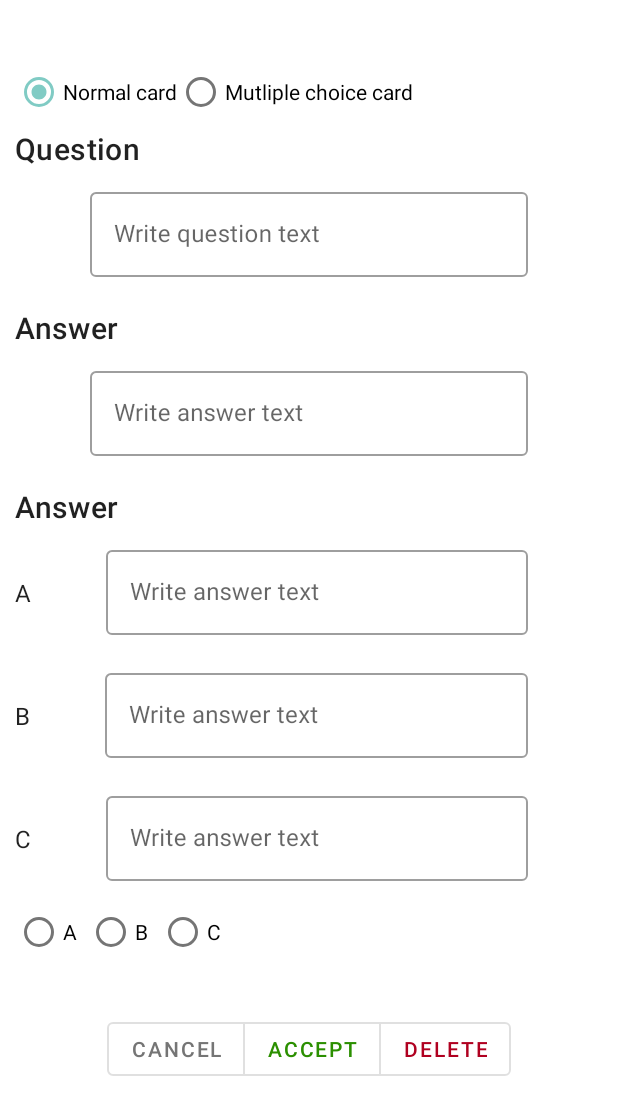
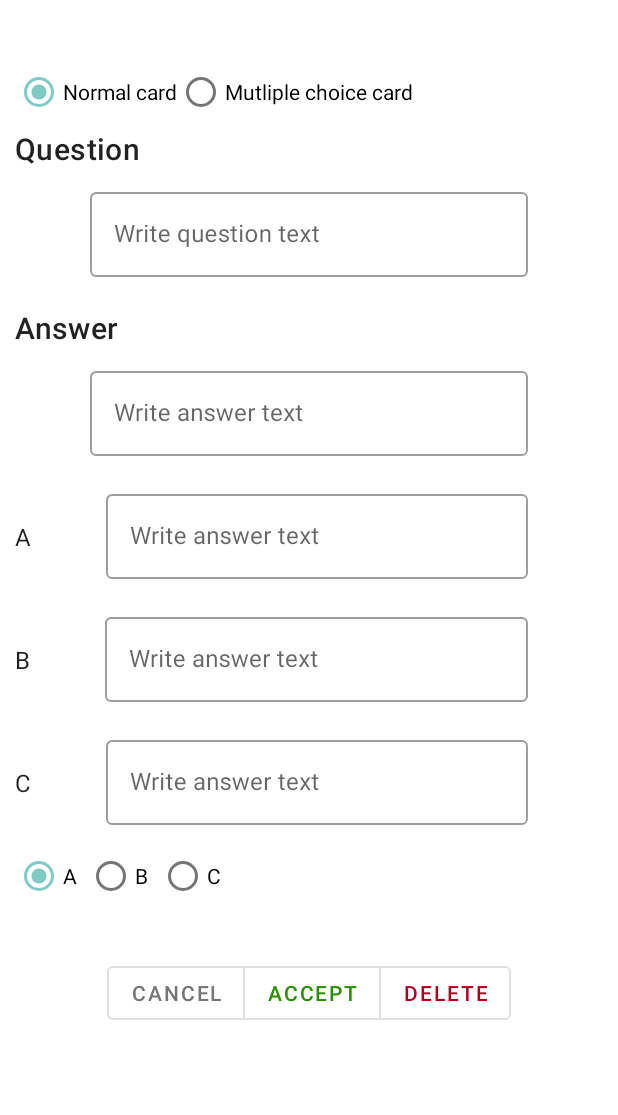
Before and after one commit to jakobve/Cards, an Android app: the fragment CardEditFragment placed in its activity, on a phone screen of 412 x 824 dp. Shown: the top 1115 px of the screen. Run offline under Robolectric (Android 15) with nearby library versions, the phone set to English and light mode, and no system bars; our stand-ins replace Firebase (no records; nobody signed in at launch, a user with empty details on screens opened directly), Timber, data binding, navigation-ui; 7 statements that could not run were skipped.

Commit message:
ADD: Some modifications on CardEditFragment. Not finished with adding mutliple choice cards

```diff
--- a/app/src/main/res/layout/fragment_card_edit.xml
+++ b/app/src/main/res/layout/fragment_card_edit.xml
@@ -10,10 +10,10 @@
 
     <LinearLayout
         android:layout_width="match_parent"
-    android:layout_height="match_parent"
-    android:layout_margin="10dp"
-    android:orientation="vertical"
-    tools:context=".CardEditFragment">
+        android:layout_height="match_parent"
+        android:layout_margin="10dp"
+        android:orientation="vertical"
+        tools:context=".CardEditFragment">
 
         <TextView
             android:id="@+id/edit_card_date_text"
@@ -25,18 +25,18 @@
             tools:text="Date"/>
 
         <RadioGroup
-            android:id="@+id/radio_button_group"
+            android:id="@+id/card_choice_group"
             android:layout_width="match_parent"
             android:layout_height="wrap_content"
             android:orientation="horizontal"
-            android:checkedButton="@id/radio_repetitions">
+            android:checkedButton="@id/radio_normal_card">
 
-            <RadioButton android:id="@+id/radio_repetitions"
+            <RadioButton android:id="@+id/radio_normal_card"
                 android:layout_width="wrap_content"
                 android:layout_height="wrap_content"
                 android:text="Normal card"/>
 
-            <RadioButton android:id="@+id/radio_quality"
+            <RadioButton android:id="@+id/radio_mutliple_choice_card"
                 android:layout_width="wrap_content"
                 android:layout_height="wrap_content"
                 android:text="Mutliple choice card" />
@@ -100,6 +100,7 @@
         </LinearLayout>
 
         <LinearLayout
+            android:id="@+id/mutliple_choice_edit_answer"
             android:layout_width="match_parent"
             android:layout_height="wrap_content"
             android:orientation="vertical">
@@ -182,7 +183,7 @@
                 android:orientation="horizontal">
 
                 <TextView
-                    android:id="@+id/answer_b_text"
+                    android:id="@+id/answer_c_text"
                     android:layout_width="wrap_content"
                     android:layout_height="wrap_content"
                     android:textAppearance="?attr/textAppearanceBody1"
@@ -212,7 +213,7 @@
                 android:layout_width="match_parent"
                 android:layout_height="wrap_content"
                 android:orientation="horizontal"
-                android:checkedButton="@id/radio_repetitions">
+                android:checkedButton="@id/radio_answer_a">
 
                 <RadioButton android:id="@+id/radio_answer_a"
                     android:layout_width="wrap_content"
--- a/app/src/main/res/layout/fragment_card_list.xml
+++ b/app/src/main/res/layout/fragment_card_list.xml
@@ -23,10 +23,10 @@
                     android:layout_height="wrap_content"
                     android:text="@string/repetision_text_cards_list"/>
 
-                <RadioButton android:id="@+id/radio_quality"
+                <RadioButton android:id="@+id/radio_easiness"
                     android:layout_width="wrap_content"
                     android:layout_height="wrap_content"
-                    android:text="@string/quality_text_cards_list" />
+                    android:text="@string/easiness_text_cards_list" />
             </RadioGroup>
 
             <com.google.android.material.divider.MaterialDivider
--- a/app/src/main/res/values/strings.xml
+++ b/app/src/main/res/values/strings.xml
@@ -156,5 +156,5 @@
     <!-- Title activity settings -->
     <string name="title_activity_settings">Settings</string>
     <string name="repetision_text_cards_list">Repetision</string>
-    <string name="quality_text_cards_list">Quality</string>
+    <string name="easiness_text_cards_list">Easiness</string>
 </resources>
```
Also changed, not shown: app/src/main/java/es/uam/eps/dadm/cards/CardEditFragment.kt (+23 -1 lines), app/src/main/java/es/uam/eps/dadm/cards/CardListFragment.kt (+3 -8 lines), 1 other file.
